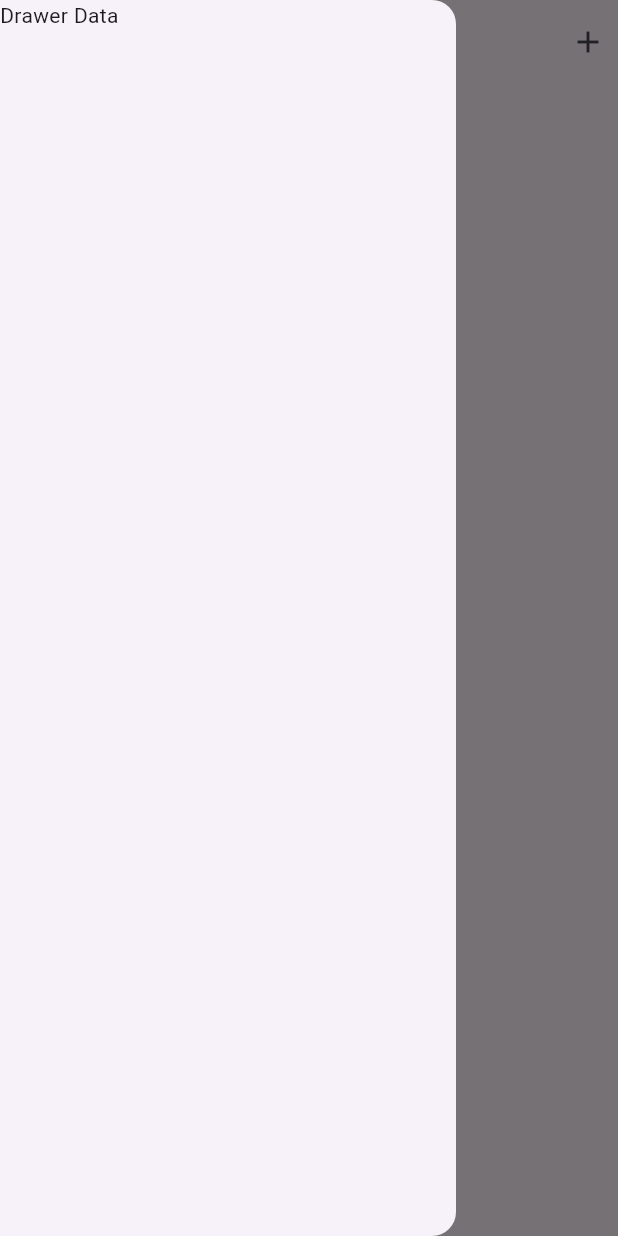
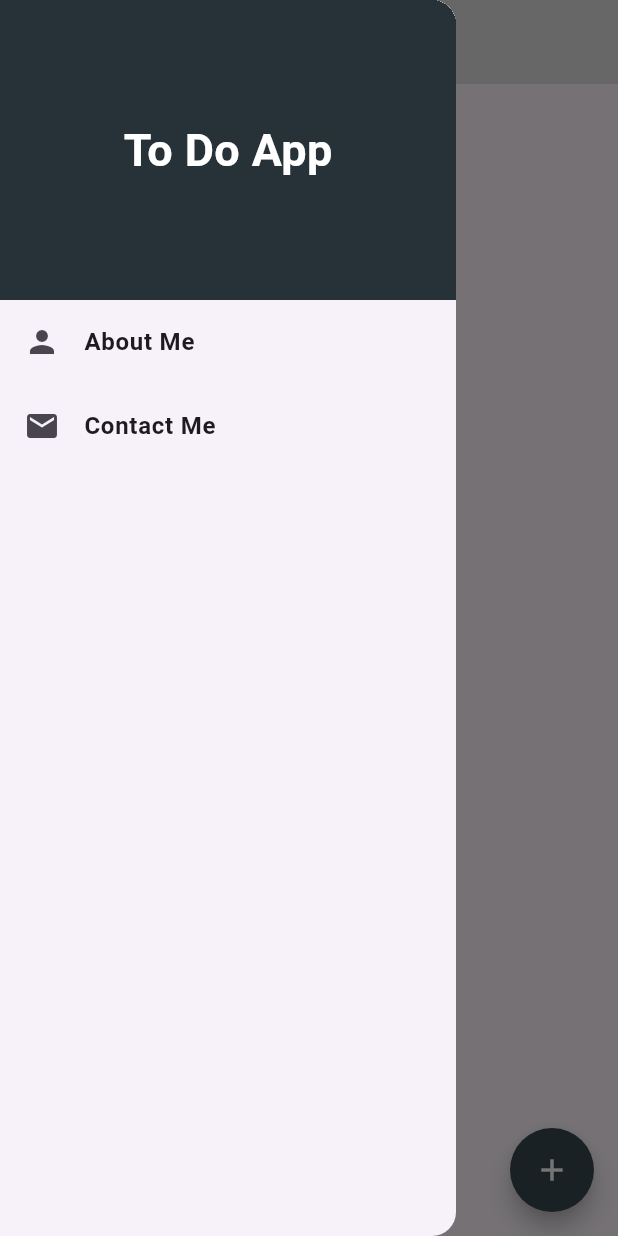
Before and after one commit to wandi1209/to-do-app, a Flutter app: the screen it shows after launch, with the side drawer open, on a phone screen of 412 x 824 dp. Run offline on Flutter 3.47's test engine with Material 3 defaults, Android fonts, the phone set to English and light mode, and no system bars; our stand-ins replace shared_preferences.

Commit message:
refactoring and develop app

```diff
--- /dev/null
+++ b/devtools_options.yaml
@@ -0,0 +1,3 @@
+description: This file stores settings for Dart & Flutter DevTools.
+documentation: https://docs.flutter.dev/tools/devtools/extensions#configure-extension-enablement-states
+extensions:
--- a/lib/main_widget.dart
+++ b/lib/main_widget.dart
@@ -1,5 +1,8 @@
 import 'package:flutter/material.dart';
+import 'package:shared_preferences/shared_preferences.dart';
 import 'package:todoapp/add_to_do.dart';
+import 'package:todoapp/widgets/todo_view.dart';
+import 'package:url_launcher/url_launcher.dart';
 
 class Mainwidget extends StatefulWidget {
   const Mainwidget({super.key});
@@ -12,82 +15,133 @@ class _MainwidgetState extends State<Mainwidget> {
   List<String> todoList = [];
 
   void addTodo({required String todoText}) {
+    if (todoList.contains(todoText)) {
+      showDialog(
+          context: context,
+          builder: (context) {
+            return AlertDialog(
+              title: Text("Already exists"),
+              content: Text("This todo data already exists."),
+              actions: [
+                InkWell(
+                  onTap: () {
+                    Navigator.pop(context);
+                  },
+                  child: Text("Close"),
+                )
+              ],
+            );
+          });
+      return;
+    }
     setState(() {
       todoList.insert(0, todoText);
     });
+    updateLocalData();
     Navigator.pop(context);
+  }
+
+  void updateLocalData() async {
+    final SharedPreferences prefs = await SharedPreferences.getInstance();
+    await prefs.setStringList('todoList', todoList);
+  }
+
+  @override
+  void initState() {
+    super.initState();
+    loadData();
+  }
+
+  void loadData() async {
+    final SharedPreferences prefs = await SharedPreferences.getInstance();
+    setState(() {
+      todoList = (prefs.getStringList('todoList') ?? []).toList();
+    });
+  }
+
+  void onClickAddButton() {
+    showModalBottomSheet(
+      isScrollControlled: true,
+      context: context,
+      builder: (context) {
+        return Padding(
+          padding: MediaQuery.of(context).viewInsets,
+          child: Container(
+            padding: EdgeInsets.all(20),
+            height: 170,
+            child: AddToDo(
+              addTodo: addTodo,
+            ),
+          ),
+        );
+      },
+    );
   }
 
   @override
   Widget build(BuildContext context) {
     return Scaffold(
-      drawer: Drawer(
-        child: Text("Drawer Data"),
-      ),
-      appBar: AppBar(
-        centerTitle: true,
-        title: Text("To Do App"),
-        actions: [
-          InkWell(
-            onTap: () {
-              showModalBottomSheet(
-                  context: context,
-                  isScrollControlled: true,
-                  builder: (context) {
-                    return Padding(
-                      padding: MediaQuery.of(context).viewInsets,
-                      child: Container(
-                        padding: EdgeInsets.all(20),
-                        height: 190,
-                        child: AddToDo(
-                          addTodo: addTodo,
+      floatingActionButton: FloatingActionButton(
+        shape: CircleBorder(),
+        backgroundColor: Colors.blueGrey[800],
+        onPressed: onClickAddButton,
+        child: Icon(
+          Icons.add,
+          color: Colors.white,
         ),
       ),
-                    );
-                  });
+      drawer: Drawer(
+        child: Column(
+          children: [
+            Container(
+              color: Colors.blueGrey[900],
+              height: 200,
+              width: double.infinity,
+              child: Center(
+                child: Text(
+                  "To Do App",
+                  style: TextStyle(
+                      color: Colors.white,
+                      fontWeight: FontWeight.bold,
+                      fontSize: 30),
+                ),
+              ),
+            ),
+            ListTile(
+              onTap: () {
+                launchUrl(Uri.parse("https://github.com/wandi1209"));
               },
-            child: Padding(
-              padding: EdgeInsets.all(8),
-              child: Icon(
-                Icons.add,
+              leading: Icon(Icons.person),
+              title: Text(
+                "About Me",
+                style: TextStyle(fontWeight: FontWeight.bold),
               ),
+            ),
+            ListTile(
+              onTap: () {
+                launchUrl(Uri.parse("mailto:wandi.codes@gmail.com"));
+              },
+              leading: Icon(Icons.mail),
+              title: Text(
+                "Contact Me",
+                style: TextStyle(fontWeight: FontWeight.bold),
               ),
             ),
           ],
         ),
-      body: ListView.builder(
-          itemCount: todoList.length,
-          itemBuilder: (context, index) {
-            return ListTile(
-              onTap: () {
-                showModalBottomSheet(
-                    context: context,
-                    builder: (context) {
-                      return Container(
-                        width: double.infinity,
-                        padding: EdgeInsets.all(20),
-                        child: ElevatedButton(
-                            style: ElevatedButton.styleFrom(
-                                backgroundColor: Colors.green),
-                            onPressed: () {
-                              setState(() {
-                                todoList.removeAt(index);
-                              });
-                              Navigator.pop(context);
-                            },
-                            child: Text(
-                              "Mark as Done!",
-                              style: TextStyle(color: Colors.white),
-                            )),
-                      );
-                    });
-              },
+      ),
+      appBar: AppBar(
+        backgroundColor: Colors.grey[300],
+        centerTitle: true,
         title: Text(
-                todoList[index],
+          "To Do App",
           style: TextStyle(fontWeight: FontWeight.bold),
         ),
-            );
-          }),
+      ),
+      body: TodoView(
+        todoList: todoList,
+        updateLocalData: updateLocalData,
+      ),
     );
   }
 }
--- /dev/null
+++ b/lib/widgets/todo_view.dart
@@ -0,0 +1,65 @@
+import 'package:flutter/material.dart';
+
+// ignore: must_be_immutable
+class TodoView extends StatefulWidget {
+  List<String> todoList;
+  void Function() updateLocalData;
+  TodoView({
+    super.key,
+    required this.todoList,
+    required this.updateLocalData,
+  });
+
+  @override
+  State<TodoView> createState() => _TodoViewState();
+}
+
+class _TodoViewState extends State<TodoView> {
+  @override
+  Widget build(BuildContext context) {
+    return (widget.todoList.isEmpty)
+        ? Center(child: Text("No item on your to do list."))
+        : ListView.builder(
+            itemCount: widget.todoList.length,
+            itemBuilder: (context, index) {
+              return Dismissible(
+                key: UniqueKey(),
+                background: Container(
+                  color: Colors.green,
+                  child: Row(
+                    children: [
+                      Padding(
+                        padding: EdgeInsets.all(8),
+                        child: Icon(Icons.check),
+                      ),
+                    ],
+                  ),
+                ),
+                secondaryBackground: Container(
+                  color: Colors.red,
+                  child: Row(
+                    mainAxisAlignment: MainAxisAlignment.end,
+                    children: [
+                      Padding(
+                        padding: EdgeInsets.all(8),
+                        child: Icon(Icons.delete),
+                      ),
+                    ],
+                  ),
+                ),
+                onDismissed: (direction) {
+                  setState(() {
+                    widget.todoList.removeAt(index);
+                  });
+                  widget.updateLocalData();
+                },
+                child: ListTile(
+                  title: Text(
+                    widget.todoList[index],
+                    style: TextStyle(fontWeight: FontWeight.bold),
+                  ),
+                ),
+              );
+            });
+  }
+}
--- a/pubspec.yaml
+++ b/pubspec.yaml
@@ -35,6 +35,8 @@ dependencies:
   # Use with the CupertinoIcons class for iOS style icons.
   cupertino_icons: ^1.0.8
   feather_icons: ^1.2.0
+  shared_preferences: ^2.5.1
+  url_launcher: ^6.3.1
 
 dev_dependencies:
   flutter_test:
```
Also changed, not shown: lib/add_to_do.dart (+13 -2 lines), pubspec.lock, 5 other files. Lines whose indentation alone changed are shown as unchanged.
